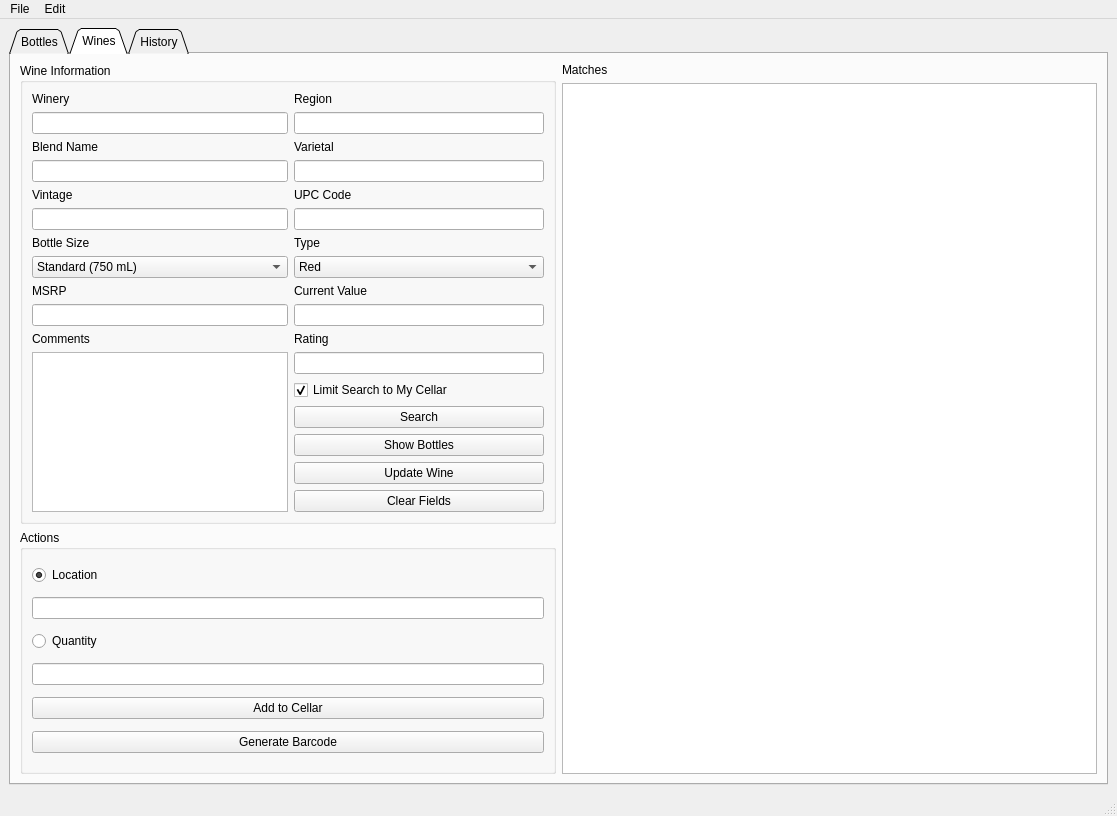
Old version of the form interface.ui in the repository sailorbob134280/Vinny.
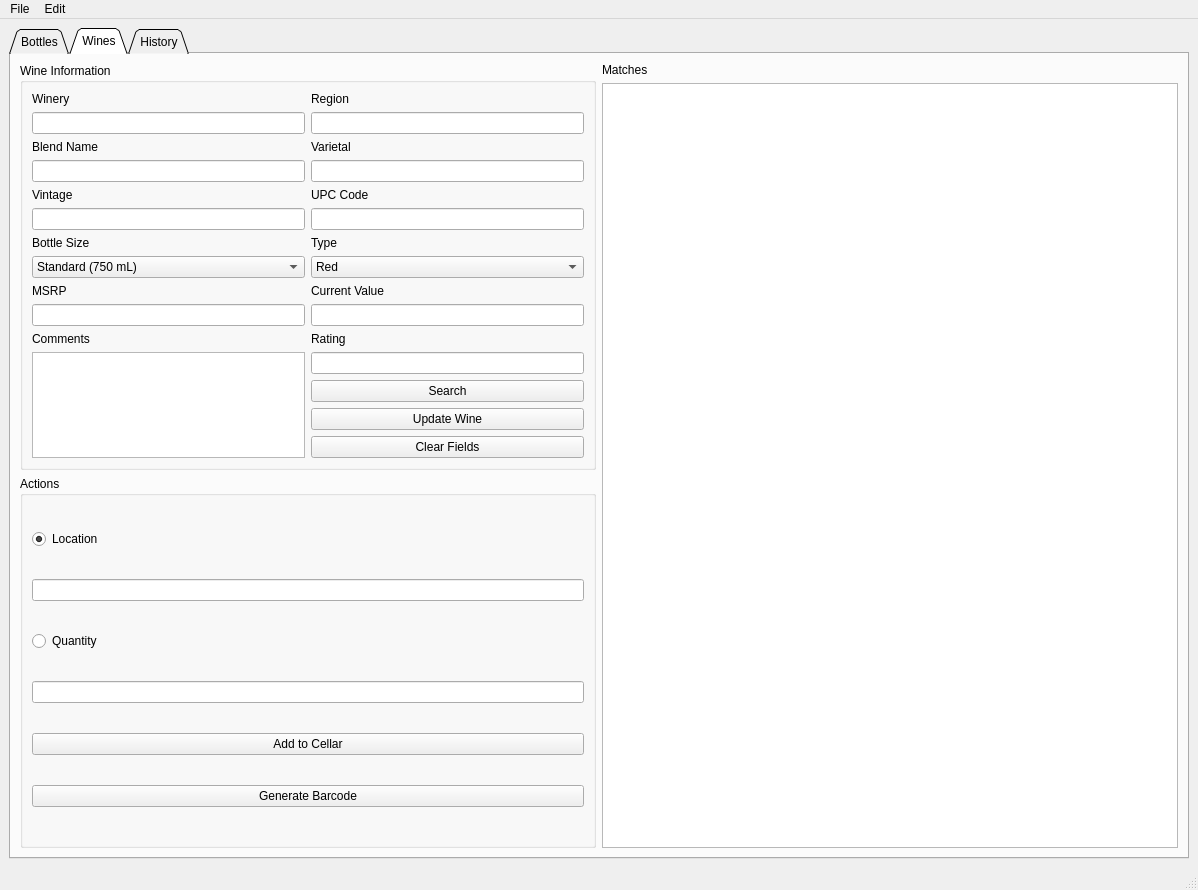
New version of the form. The open tabs and pages were chosen to show the change. Icons and pictures are not drawn.

The edit to the form file:
```diff
--- a/interface.ui
+++ b/interface.ui
@@ -6,8 +6,8 @@
    <rect>
     <x>0</x>
     <y>0</y>
-    <width>1117</width>
-    <height>816</height>
+    <width>1198</width>
+    <height>890</height>
    </rect>
   </property>
   <property name="windowTitle">
@@ -519,16 +519,6 @@
            </item>
            <item row="5" column="1">
             <layout class="QVBoxLayout" name="verticalLayout_7">
-             <item>
-              <widget class="QCheckBox" name="AddBottleCellarOnly">
-               <property name="text">
-                <string>Limit Search to My Cellar</string>
-               </property>
-               <property name="checked">
-                <bool>true</bool>
-               </property>
-              </widget>
-             </item>
              <item>
               <widget class="QPushButton" name="AddBottleSearch">
                <property name="text">
@@ -540,13 +530,6 @@
                </property>
               </widget>
              </item>
-             <item>
-              <widget class="QPushButton" name="AddBottleShowBottles">
-               <property name="text">
-                <string>Show Bottles</string>
-               </property>
-              </widget>
-             </item>
              <item>
               <widget class="QPushButton" name="AddBottleUpdate">
                <property name="text">
@@ -608,7 +591,7 @@
     <rect>
      <x>0</x>
      <y>0</y>
-     <width>1117</width>
+     <width>1198</width>
      <height>21</height>
     </rect>
    </property>
```
Left out of the diff: 21 changed lines with no effect on the pictures.
